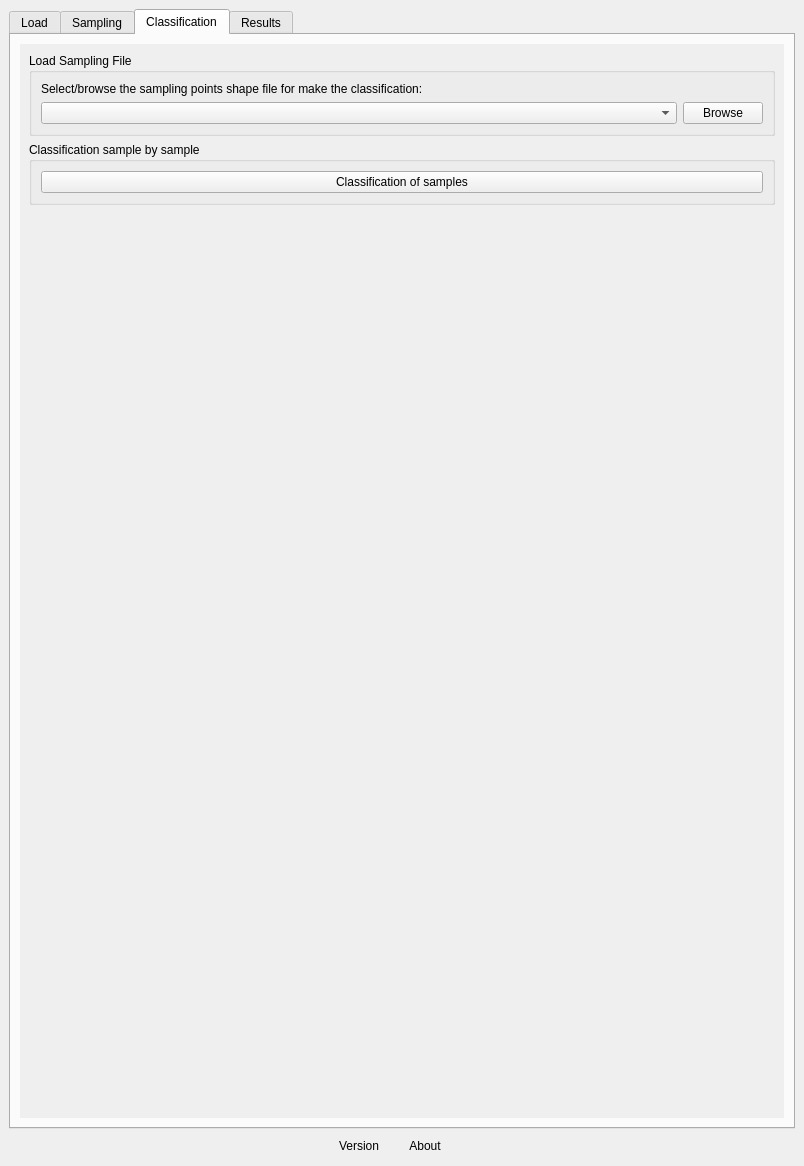
Above: ui/acatama_dockwidget.ui from SMByC/AcATaMa before the change. Below: the same form after it.
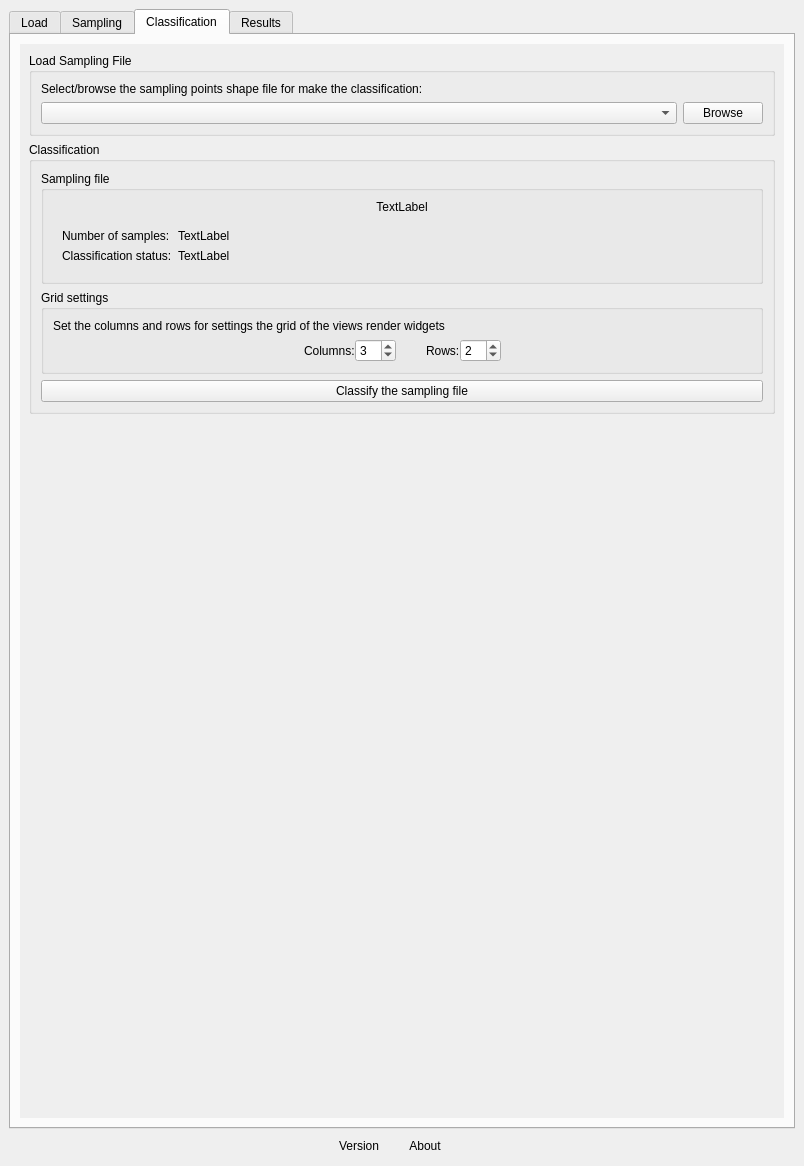
That is the form after the change. The open tabs and pages were chosen to show the change. Custom widgets are drawn as their Qt base class.

Commit message: Finally, now the user can set the columns and rows for the grid of the views render widgets in the classification dialog

```diff
--- a/ui/acatama_dockwidget.ui
+++ b/ui/acatama_dockwidget.ui
@@ -966,7 +966,7 @@
              <x>0</x>
              <y>0</y>
              <width>768</width>
-             <height>1012</height>
+             <height>1015</height>
             </rect>
            </property>
            <layout class="QVBoxLayout" name="verticalLayout_24">
@@ -1024,13 +1024,182 @@
             <item>
              <widget class="QGroupBox" name="groupBox_6">
               <property name="title">
-               <string>Classification sample by sample</string>
+               <string>Classification</string>
               </property>
               <layout class="QVBoxLayout" name="verticalLayout_25">
+               <item>
+                <widget class="QGroupBox" name="groupBox_8">
+                 <property name="title">
+                  <string>Sampling file</string>
+                 </property>
+                 <layout class="QVBoxLayout" name="verticalLayout_27">
+                  <item>
+                   <widget class="QLabel" name="SamplinFileName">
+                    <property name="text">
+                     <string>TextLabel</string>
+                    </property>
+                    <property name="alignment">
+                     <set>Qt::AlignCenter</set>
+                    </property>
+                   </widget>
+                  </item>
+                  <item>
+                   <widget class="QWidget" name="widget_9" native="true">
+                    <layout class="QFormLayout" name="formLayout">
+                     <item row="1" column="0">
+                      <widget class="QLabel" name="label_23">
+                       <property name="text">
+                        <string>Number of samples:</string>
+                       </property>
+                      </widget>
+                     </item>
+                     <item row="2" column="0">
+                      <widget class="QLabel" name="label_25">
+                       <property name="text">
+                        <string>Classification status:</string>
+                       </property>
+                      </widget>
+                     </item>
+                     <item row="1" column="1">
+                      <widget class="QLabel" name="label_26">
+                       <property name="text">
+                        <string>TextLabel</string>
+                       </property>
+                      </widget>
+                     </item>
+                     <item row="2" column="1">
+                      <widget class="QLabel" name="label_27">
+                       <property name="text">
+                        <string>TextLabel</string>
+                       </property>
+                      </widget>
+                     </item>
+                    </layout>
+                   </widget>
+                  </item>
+                 </layout>
+                </widget>
+               </item>
+               <item>
+                <widget class="QGroupBox" name="groupBox_7">
+                 <property name="title">
+                  <string>Grid settings</string>
+                 </property>
+                 <layout class="QVBoxLayout" name="verticalLayout_26">
+                  <item>
+                   <widget class="QLabel" name="label_30">
+                    <property name="text">
+                     <string>Set the columns and rows for settings the grid of the views render widgets</string>
+                    </property>
+                    <property name="alignment">
+                     <set>Qt::AlignJustify|Qt::AlignVCenter</set>
+                    </property>
+                    <property name="wordWrap">
+                     <bool>true</bool>
+                    </property>
+                   </widget>
+                  </item>
+                  <item>
+                   <widget class="QWidget" name="widget_11" native="true">
+                    <layout class="QHBoxLayout" name="horizontalLayout_8">
+                     <property name="spacing">
+                      <number>0</number>
+                     </property>
+                     <property name="margin">
+                      <number>0</number>
+                     </property>
+                     <item>
+                      <spacer name="horizontalSpacer_3">
+                       <property name="orientation">
+                        <enum>Qt::Horizontal</enum>
+                       </property>
+                       <property name="sizeHint" stdset="0">
+                        <size>
+                         <width>40</width>
+                         <height>20</height>
+                        </size>
+                       </property>
+                      </spacer>
+                     </item>
+                     <item>
+                      <widget class="QLabel" name="label_29">
+                       <property name="text">
+                        <string>Columns:</string>
+                       </property>
+                      </widget>
+                     </item>
+                     <item>
+                      <widget class="QSpinBox" name="grid_columns">
+                       <property name="minimum">
+                        <number>1</number>
+                       </property>
+                       <property name="maximum">
+                        <number>30</number>
+                       </property>
+                       <property name="value">
+                        <number>3</number>
+                       </property>
+                      </widget>
+                     </item>
+                     <item>
+                      <spacer name="horizontalSpacer_4">
+                       <property name="orientation">
+                        <enum>Qt::Horizontal</enum>
+                       </property>
+                       <property name="sizeType">
+                        <enum>QSizePolicy::Fixed</enum>
+                       </property>
+                       <property name="sizeHint" stdset="0">
+                        <size>
+                         <width>30</width>
+                         <height>20</height>
+                        </size>
+                       </property>
+                      </spacer>
+                     </item>
+                     <item>
+                      <widget class="QLabel" name="label_28">
+                       <property name="text">
+                        <string>Rows:</string>
+                       </property>
+                      </widget>
+                     </item>
+                     <item>
+                      <widget class="QSpinBox" name="grid_rows">
+                       <property name="minimum">
+                        <number>1</number>
+                       </property>
+                       <property name="maximum">
+                        <number>30</number>
+                       </property>
+                       <property name="value">
+                        <number>2</number>
+                       </property>
+                      </widget>
+                     </item>
+                     <item>
+                      <spacer name="horizontalSpacer_5">
+                       <property name="orientation">
+                        <enum>Qt::Horizontal</enum>
+                       </property>
+                       <property name="sizeHint" stdset="0">
+                        <size>
+                         <width>40</width>
+                         <height>20</height>
+                        </size>
+                       </property>
+                      </spacer>
+                     </item>
+                    </layout>
+                   </widget>
+                  </item>
+                 </layout>
+                </widget>
+               </item>
                <item>
                 <widget class="QPushButton" name="buttonOpenClassificationDialog">
                  <property name="text">
-                  <string>Classification of samples</string>
+                  <string>Classify the sampling file</string>
                  </property>
                 </widget>
                </item>
```
Left out of the diff: 22 changed lines with no effect on the pictures. The commit also changes 3 other files.
